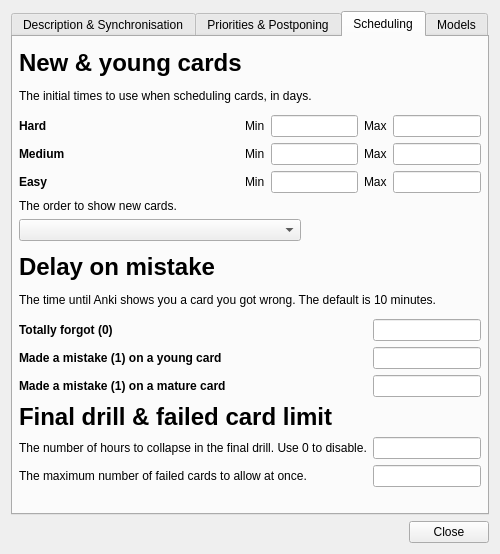
ludiosarchive/anki, file designer/deckproperties.ui: the form before one commit.
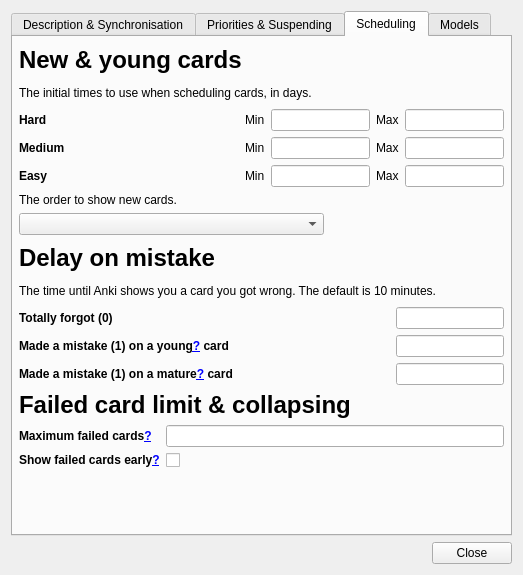
The form after the commit. The open tabs and pages were chosen to show the change.

Commit message: Import repackaged anki 0.9.7

Diff of the .ui file:
```diff
--- a/designer/deckproperties.ui
+++ b/designer/deckproperties.ui
@@ -8,8 +8,8 @@
    <rect>
     <x>0</x>
     <y>0</y>
-    <width>491</width>
-    <height>535</height>
+    <width>523</width>
+    <height>575</height>
    </rect>
   </property>
   <property name="windowTitle" >
@@ -92,7 +92,7 @@
      </widget>
      <widget class="QWidget" name="tab_4" >
       <attribute name="title" >
-       <string>Priorities &amp;&amp; Postponing</string>
+       <string>Priorities &amp;&amp; Suspending</string>
       </attribute>
       <layout class="QVBoxLayout" >
        <property name="spacing" >
@@ -178,6 +178,14 @@
       </layout>
      </widget>
      <widget class="QWidget" name="tab_2" >
+      <property name="geometry" >
+       <rect>
+        <x>0</x>
+        <y>0</y>
+        <width>501</width>
+        <height>493</height>
+       </rect>
+      </property>
       <attribute name="title" >
        <string>Scheduling</string>
       </attribute>
@@ -218,19 +226,7 @@
          <property name="leftMargin" >
           <number>0</number>
          </property>
-         <property name="topMargin" >
-          <number>0</number>
-         </property>
-         <property name="rightMargin" >
-          <number>0</number>
-         </property>
-         <property name="bottomMargin" >
-          <number>0</number>
-         </property>
-         <property name="horizontalSpacing" >
-          <number>6</number>
-         </property>
-         <property name="verticalSpacing" >
+         <property name="spacing" >
           <number>6</number>
          </property>
          <item row="0" column="0" >
@@ -370,19 +366,7 @@
          <property name="leftMargin" >
           <number>0</number>
          </property>
-         <property name="topMargin" >
-          <number>0</number>
-         </property>
-         <property name="rightMargin" >
-          <number>0</number>
-         </property>
-         <property name="bottomMargin" >
-          <number>0</number>
-         </property>
-         <property name="horizontalSpacing" >
-          <number>6</number>
-         </property>
-         <property name="verticalSpacing" >
+         <property name="spacing" >
           <number>6</number>
          </property>
          <item row="0" column="0" >
@@ -408,7 +392,10 @@
          <item row="1" column="0" >
           <widget class="QLabel" name="label_22" >
            <property name="text" >
-            <string>&lt;b>Made a mistake (1) on a young card</string>
+            <string>&lt;b>Made a mistake (1) on a young&lt;a href="http://ichi2.net/anki/wiki/Key_Terms_and_Concepts#head-3b268fd372f260751f5e9020a79d54a4f68e1829">?&lt;/a> card</string>
+           </property>
+           <property name="openExternalLinks" >
+            <bool>true</bool>
            </property>
           </widget>
          </item>
@@ -448,7 +435,10 @@
          <item row="2" column="0" >
           <widget class="QLabel" name="label_19" >
            <property name="text" >
-            <string>&lt;b>Made a mistake (1) on a mature card&lt;/b></string>
+            <string>&lt;b>Made a mistake (1) on a mature&lt;a href="http://ichi2.net/anki/wiki/Key_Terms_and_Concepts#head-3b268fd372f260751f5e9020a79d54a4f68e1829">?&lt;/a> card&lt;/b></string>
+           </property>
+           <property name="openExternalLinks" >
+            <bool>true</bool>
            </property>
           </widget>
          </item>
@@ -480,52 +470,42 @@
        <item>
         <widget class="QLabel" name="label_25" >
          <property name="text" >
-          <string>&lt;h1>Final drill &amp; failed card limit&lt;/h1></string>
+          <string>&lt;h1>Failed card limit &amp; collapsing&lt;/h1></string>
          </property>
         </widget>
        </item>
        <item>
         <layout class="QGridLayout" >
          <item row="0" column="0" >
-          <widget class="QLabel" name="label_26" >
-           <property name="text" >
-            <string>The number of hours to collapse in the final drill. Use 0 to disable.</string>
-           </property>
-          </widget>
-         </item>
-         <item row="0" column="1" >
-          <spacer>
-           <property name="orientation" >
-            <enum>Qt::Horizontal</enum>
-           </property>
-           <property name="sizeHint" >
-            <size>
-             <width>40</width>
-             <height>20</height>
-            </size>
-           </property>
-          </spacer>
-         </item>
-         <item row="0" column="2" >
-          <widget class="QLineEdit" name="collapse" >
-           <property name="sizePolicy" >
-            <sizepolicy vsizetype="Fixed" hsizetype="Fixed" >
-             <horstretch>0</horstretch>
-             <verstretch>0</verstretch>
-            </sizepolicy>
-           </property>
-          </widget>
-         </item>
-         <item row="1" column="0" >
           <widget class="QLabel" name="label_12" >
            <property name="text" >
-            <string>The maximum number of failed cards to allow at once.</string>
+            <string>&lt;b>Maximum failed cards&lt;a href="http://ichi2.net/anki/wiki/Key_Terms_and_Concepts#head-e081bb818555df4a9fd06e16e685835a95303e0c">?&lt;/a>&lt;/b></string>
+           </property>
+           <property name="openExternalLinks" >
+            <bool>true</bool>
            </property>
           </widget>
          </item>
-         <item row="1" column="2" >
+         <item row="0" column="1" >
           <widget class="QLineEdit" name="failedCardMax" />
          </item>
+         <item row="1" column="0" >
+          <widget class="QLabel" name="label_26" >
+           <property name="text" >
+            <string>&lt;b>Show failed cards early&lt;a href="http://ichi2.net/anki/wiki/Key_Terms_and_Concepts#head-c34f83f4acaf3d9a8f59dcff02dd6abec930ebaf">?&lt;/a>&lt;/b></string>
+           </property>
+           <property name="openExternalLinks" >
+            <bool>true</bool>
+           </property>
+          </widget>
+         </item>
+         <item row="1" column="1" >
+          <widget class="QCheckBox" name="collapse" >
+           <property name="text" >
+            <string/>
+           </property>
+          </widget>
+         </item>
         </layout>
        </item>
        <item>
@@ -534,9 +514,9 @@
           <enum>Qt::Vertical</enum>
          </property>
          <property name="sizeType" >
-          <enum>QSizePolicy::Preferred</enum>
+          <enum>QSizePolicy::Expanding</enum>
          </property>
-         <property name="sizeHint" >
+         <property name="sizeHint" stdset="0" >
           <size>
            <width>20</width>
            <height>20</height>
```
Left out of the diff: 113 changed lines with no effect on the pictures. The commit also changes 83 other files.
